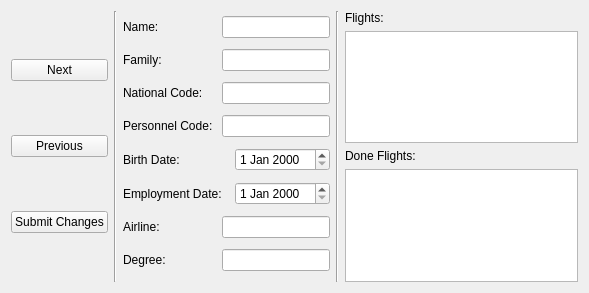
The window that MyProj/pilotspage.ui (shahabbadihi/airport_managementt) describes before a commit, drawn with Qt 5.
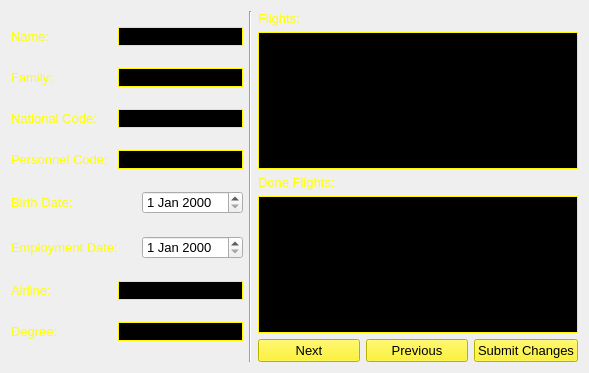
The same window after the commit.

Commit message: init design flighttable and pilotspage

Patch:
```diff
--- a/MyProj/pilotspage.ui
+++ b/MyProj/pilotspage.ui
@@ -7,45 +7,38 @@
     <x>0</x>
     <y>0</y>
     <width>589</width>
-    <height>293</height>
+    <height>373</height>
    </rect>
   </property>
   <property name="windowTitle">
    <string>Form</string>
   </property>
-  <layout class="QHBoxLayout" name="horizontalLayout">
-   <item>
-    <layout class="QVBoxLayout" name="verticalLayout">
-     <item>
-      <widget class="QPushButton" name="btnNextPilot">
-       <property name="text">
-        <string>Next</string>
-       </property>
-      </widget>
-     </item>
-     <item>
-      <widget class="QPushButton" name="btnPrePilot">
-       <property name="text">
-        <string>Previous</string>
-       </property>
-      </widget>
-     </item>
-     <item>
-      <widget class="QPushButton" name="btnSubmit">
-       <property name="text">
-        <string>Submit Changes</string>
-       </property>
-      </widget>
-     </item>
-    </layout>
-   </item>
-   <item>
-    <widget class="Line" name="line">
-     <property name="orientation">
-      <enum>Qt::Vertical</enum>
-     </property>
-    </widget>
-   </item>
+  <property name="styleSheet">
+   <string notr="true">#PilotsPage {
+	
+
+}
+
+QLabel {
+	color: rgb(255, 255, 0)
+}
+
+QLineEdit, QPlainTextEdit {
+	
+	background-color: rgb(0, 0, 0);
+	border: 1px solid #fff600;
+	color: #fff600;
+}
+
+QPushButton {
+	background: rgb(255, 246, 0);
+}
+
+* {
+	font-size: 10pt;
+}</string>
+  </property>
+  <layout class="QHBoxLayout" name="horizontalLayout_2">
    <item>
     <layout class="QVBoxLayout" name="verticalLayout_3">
      <item>
@@ -226,7 +219,7 @@
     </widget>
    </item>
    <item>
-    <layout class="QVBoxLayout" name="verticalLayout_5">
+    <layout class="QVBoxLayout" name="verticalLayout">
      <item>
       <layout class="QVBoxLayout" name="verticalLayout_2">
        <item>
@@ -255,6 +248,31 @@
        </item>
       </layout>
      </item>
+     <item>
+      <layout class="QHBoxLayout" name="horizontalLayout">
+       <item>
+        <widget class="QPushButton" name="btnNextPilot">
+         <property name="text">
+          <string>Next</string>
+         </property>
+        </widget>
+       </item>
+       <item>
+        <widget class="QPushButton" name="btnPrePilot">
+         <property name="text">
+          <string>Previous</string>
+         </property>
+        </widget>
+       </item>
+       <item>
+        <widget class="QPushButton" name="btnSubmit">
+         <property name="text">
+          <string>Submit Changes</string>
+         </property>
+        </widget>
+       </item>
+      </layout>
+     </item>
     </layout>
    </item>
   </layout>
```
The commit also changes 10 other files.
